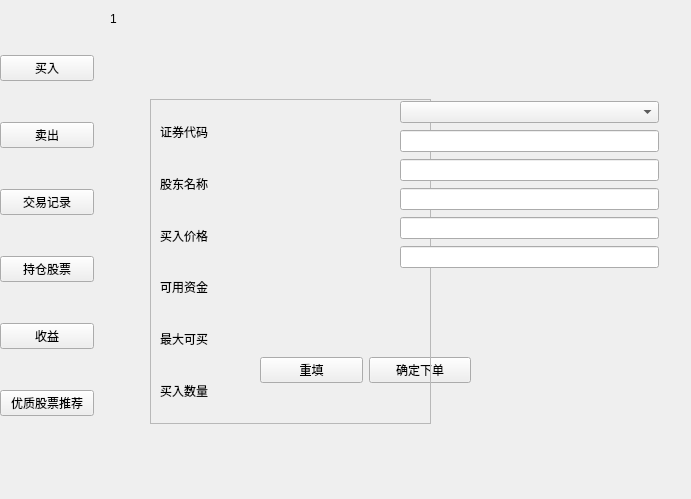
This is VirtualStock/buyin.ui in Vks-Feng/Nullptr as Qt 5 draws it before an edit. The edited form follows.
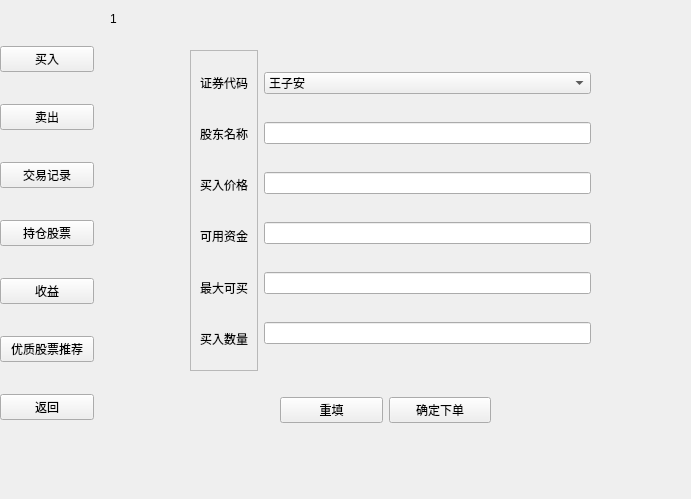
This is the edited form. The open tabs and pages were chosen to show the change.

Commit message: redesign and finish the basic logic of buyin and sellout

What changed in the file:
```diff
--- a/VirtualStock/buyin.ui
+++ b/VirtualStock/buyin.ui
@@ -45,8 +45,8 @@
     <widget class="QWidget" name="horizontalLayoutWidget">
      <property name="geometry">
       <rect>
-       <x>150</x>
-       <y>340</y>
+       <x>170</x>
+       <y>380</y>
        <width>211</width>
        <height>41</height>
       </rect>
@@ -71,10 +71,10 @@
     <widget class="QWidget" name="horizontalLayoutWidget_4">
      <property name="geometry">
       <rect>
-       <x>40</x>
-       <y>89</y>
-       <width>281</width>
-       <height>325</height>
+       <x>80</x>
+       <y>40</y>
+       <width>401</width>
+       <height>321</height>
       </rect>
      </property>
      <layout class="QHBoxLayout" name="horizontalLayout_4">
@@ -138,35 +138,53 @@
         </layout>
        </widget>
       </item>
-     </layout>
-    </widget>
-    <widget class="QWidget" name="verticalLayoutWidget">
-     <property name="geometry">
-      <rect>
-       <x>290</x>
-       <y>90</y>
-       <width>259</width>
-       <height>171</height>
-      </rect>
-     </property>
-     <layout class="QVBoxLayout" name="verticalLayout_3">
       <item>
-       <widget class="QComboBox" name="StockCodeBox"/>
-      </item>
-      <item>
-       <widget class="QLineEdit" name="NameLine"/>
-      </item>
-      <item>
-       <widget class="QLineEdit" name="PriceLine"/>
-      </item>
-      <item>
-       <widget class="QLineEdit" name="FundLine"/>
-      </item>
-      <item>
-       <widget class="QLineEdit" name="MaxBuyinLine"/>
-      </item>
-      <item>
-       <widget class="QLineEdit" name="QuantityLine"/>
+       <layout class="QVBoxLayout" name="verticalLayout_9">
+        <item>
+         <widget class="QComboBox" name="BuyInStockCodeBox">
+          <item>
+           <property name="text">
+            <string>王子安</string>
+           </property>
+          </item>
+          <item>
+           <property name="text">
+            <string>李卓优</string>
+           </property>
+          </item>
+          <item>
+           <property name="text">
+            <string>林帆</string>
+           </property>
+          </item>
+          <item>
+           <property name="text">
+            <string>郭静怡</string>
+           </property>
+          </item>
+          <item>
+           <property name="text">
+            <string>null</string>
+           </property>
+          </item>
+         </widget>
+        </item>
+        <item>
+         <widget class="QLineEdit" name="BuyInNameLine"/>
+        </item>
+        <item>
+         <widget class="QLineEdit" name="BuyInPriceLine"/>
+        </item>
+        <item>
+         <widget class="QLineEdit" name="BuyInFundLine"/>
+        </item>
+        <item>
+         <widget class="QLineEdit" name="BuyInMaxLine"/>
+        </item>
+        <item>
+         <widget class="QLineEdit" name="BuyInQuantityLine"/>
+        </item>
+       </layout>
       </item>
      </layout>
     </widget>
@@ -419,6 +437,13 @@
       </property>
      </widget>
     </item>
+    <item>
+     <widget class="QPushButton" name="returnbutton">
+      <property name="text">
+       <string>返回</string>
+      </property>
+     </widget>
+    </item>
    </layout>
   </widget>
  </widget>
```
Left out of the diff: 68 changed lines with no effect on the pictures. The commit also changes 6 other files.
